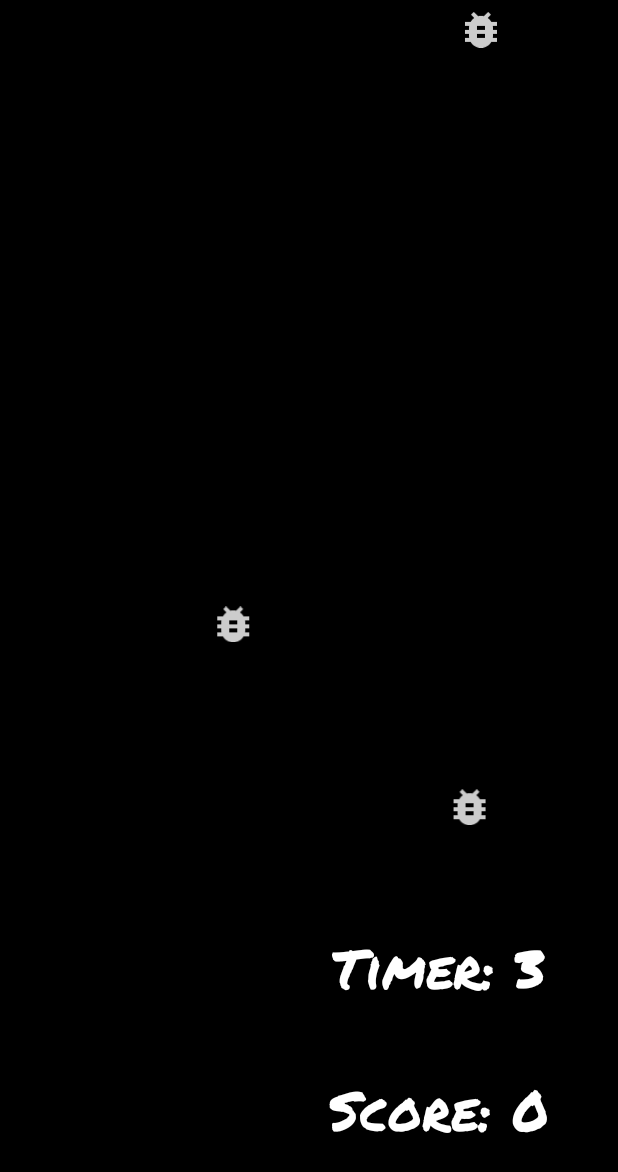
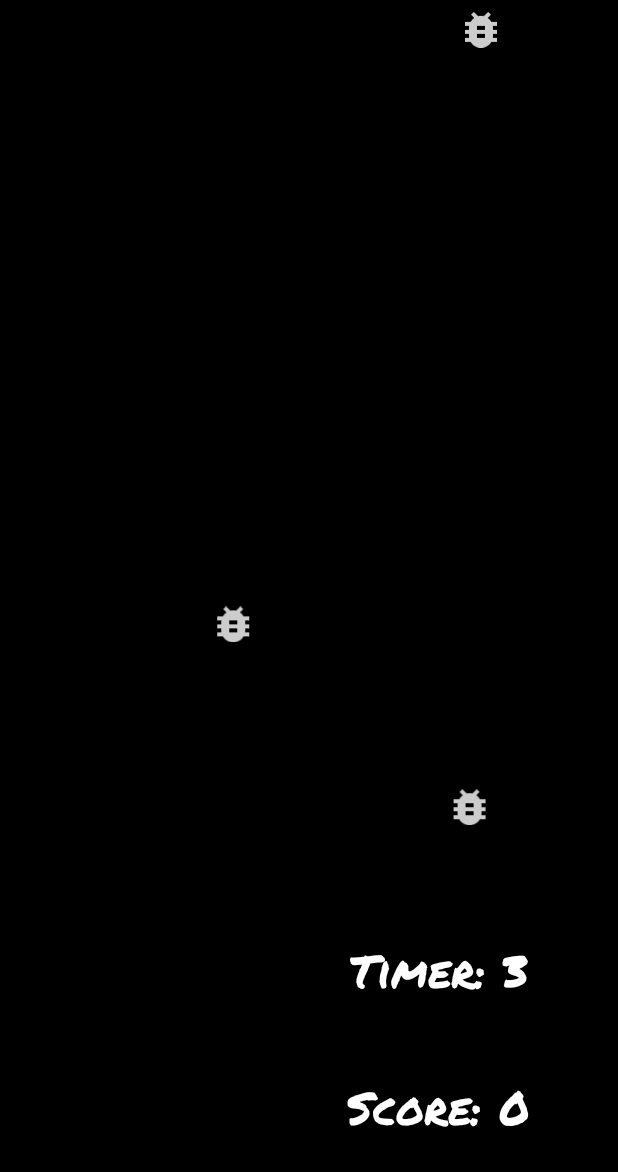
Before and after one commit to endlessrequiem/ClickThePic, an Android app: the GameActivity screen opened directly, with no data from a screen before it, on a phone screen of 412 x 824 dp. Shown: the top 1172 px of the screen. Run offline under Robolectric (Android 15) with nearby library versions, the phone set to English and light mode, and no system bars; Roboto replaces fonts that are not available here.

Commit message:
layout changes to game_activity.xml and end game adjustments to GameActivity.java

```diff
--- a/app/src/main/res/layout/game_activity.xml
+++ b/app/src/main/res/layout/game_activity.xml
@@ -19,6 +19,7 @@
         android:layout_marginEnd="157dp"
         android:layout_marginBottom="202dp"
         android:background="#FFFFFF"
+        android:backgroundTint="#FFFFFF"
         android:fontFamily="@font/permanent_marker"
         android:text="@string/refreshDebug"
         app:layout_constraintBottom_toTopOf="@+id/timer"
@@ -28,6 +29,7 @@
 
     <ImageButton
         android:id="@+id/gameObject"
+        style="@android:style/Widget.DeviceDefault.ImageButton"
         android:layout_width="wrap_content"
         android:layout_height="wrap_content"
         android:layout_x="0dp"
@@ -38,6 +40,7 @@
 
     <ImageButton
         android:id="@+id/gameObject2"
+        style="@android:style/Widget.DeviceDefault.ImageButton"
         android:layout_width="wrap_content"
         android:layout_height="wrap_content"
         android:layout_x="0dp"
@@ -48,6 +51,7 @@
 
     <ImageButton
         android:id="@+id/gameObject3"
+        style="@android:style/Widget.DeviceDefault.ImageButton"
         android:layout_width="wrap_content"
         android:layout_height="wrap_content"
         android:layout_x="0dp"
@@ -68,7 +72,7 @@
         android:text="@string/defaultScore"
         android:textAlignment="textStart"
         android:textColor="#FFFFFF"
-        android:textSize="36sp"
+        android:textSize="30sp"
         app:layout_constraintBottom_toBottomOf="parent"
         app:layout_constraintEnd_toEndOf="parent"
         app:layout_constraintStart_toStartOf="parent"
@@ -86,7 +90,7 @@
         android:text="@string/defaultTimer"
         android:textAlignment="textStart"
         android:textColor="#FFFFFF"
-        android:textSize="36sp"
+        android:textSize="30sp"
         app:layout_constraintBottom_toTopOf="@+id/score"
         app:layout_constraintEnd_toEndOf="parent"
         app:layout_constraintStart_toStartOf="parent"
```
